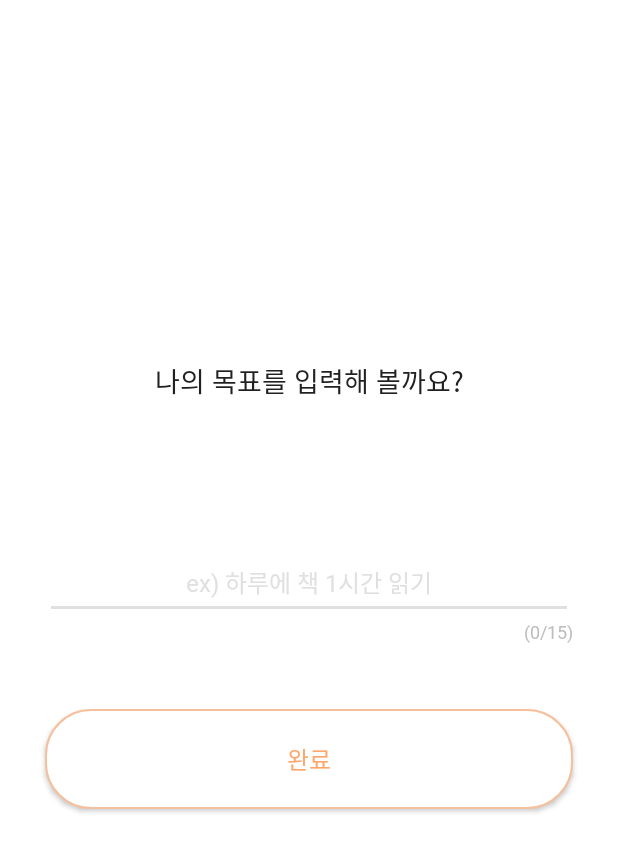
After one commit to sohyun127/TwoOne, an Android app: the layout activity_challenge.xml on its own in the app's theme, with its tools: preview values and no code run, on a phone screen of 412 x 824 dp. The commit adds this screen. Shown: the top 852 px of the screen. Run offline under Robolectric (Android 15) with nearby library versions, the phone set to English and light mode, and no system bars.

Commit message:
[FEAT] challenge view ui

```diff
--- /dev/null
+++ b/app/src/main/res/layout/activity_challenge.xml
@@ -0,0 +1,59 @@
+<?xml version="1.0" encoding="utf-8"?>
+<androidx.constraintlayout.widget.ConstraintLayout xmlns:android="http://schemas.android.com/apk/res/android"
+    xmlns:app="http://schemas.android.com/apk/res-auto"
+    xmlns:tools="http://schemas.android.com/tools"
+    android:layout_width="match_parent"
+    android:layout_height="match_parent">
+
+    <TextView
+        android:id="@+id/tv_challenge_title"
+        android:layout_width="match_parent"
+        android:layout_height="wrap_content"
+        android:layout_marginHorizontal="78dp"
+        android:layout_marginTop="240dp"
+        android:gravity="center"
+        android:text="@string/challenge_title"
+        android:textAppearance="@style/TextAppearance.AppCompat.title1"
+        android:textColor="@color/color_gray_900"
+        app:layout_constraintTop_toTopOf="parent" />
+
+
+    <EditText
+        android:id="@+id/et_challenge_input"
+        android:layout_width="match_parent"
+        android:layout_height="wrap_content"
+        android:layout_marginHorizontal="30dp"
+        android:layout_marginTop="97dp"
+        android:backgroundTint="@color/color_gray_300"
+        android:gravity="center"
+        android:hint="@string/challenge_hint"
+        android:minHeight="48dp"
+        android:textAppearance="@style/TextAppearance.AppCompat.title2"
+        android:textColorHint="@color/color_gray_300"
+        app:layout_constraintTop_toBottomOf="@id/tv_challenge_title"
+        tools:layout_editor_absoluteX="0dp" />
+
+    <TextView
+        android:layout_width="wrap_content"
+        android:layout_height="wrap_content"
+        android:text="@string/challenge_count"
+        android:textAppearance="@style/TextAppearance.AppCompat.body2"
+        android:textColor="@color/color_gray_400"
+        app:layout_constraintEnd_toEndOf="@id/et_challenge_input"
+        app:layout_constraintTop_toBottomOf="@id/et_challenge_input" />
+
+    <androidx.appcompat.widget.AppCompatButton
+        android:id="@+id/btn_on_boarding_title"
+        android:layout_width="match_parent"
+        android:layout_height="wrap_content"
+        android:layout_marginHorizontal="30dp"
+        android:layout_marginTop="60dp"
+        android:background="@drawable/rectangle_main2_radius_30"
+        android:minHeight="0dp"
+        android:paddingVertical="21dp"
+        android:text="@string/challenge_btn"
+        android:textAppearance="@style/TextAppearance.AppCompat.title2"
+        android:textColor="@color/color_main1"
+        app:layout_constraintTop_toBottomOf="@id/et_challenge_input" />
+
+</androidx.constraintlayout.widget.ConstraintLayout>
--- a/app/src/main/res/layout/activity_on_boarding.xml
+++ b/app/src/main/res/layout/activity_on_boarding.xml
@@ -26,7 +26,8 @@
         android:gravity="center"
         android:text="@string/on_boarding_title"
         android:textAppearance="@style/TextAppearance.AppCompat.title1"
-        app:layout_constraintTop_toBottomOf="@id/iv_on_boarding_logo" />
+        app:layout_constraintTop_toBottomOf="@id/iv_on_boarding_logo"
+        android:textColor="@color/color_gray_900"/>
 
     <androidx.appcompat.widget.AppCompatButton
         android:id="@+id/btn_on_boarding_title"
--- a/app/src/main/res/values/strings.xml
+++ b/app/src/main/res/values/strings.xml
@@ -2,4 +2,8 @@
     <string name="app_name">TwoOne</string>
     <string name="on_boarding_title">투원과 함께 21일 습관 만들기에 도전해보세요!</string>
     <string name="on_boarding_btn">습관 만들기</string>
+    <string name="challenge_title">나의 목표를 입력해 볼까요?</string>
+    <string name="challenge_hint">ex) 하루에 책 1시간 읽기</string>
+    <string name="challenge_count">(0/15)</string>
+    <string name="challenge_btn">완료</string>
 </resources>
```
